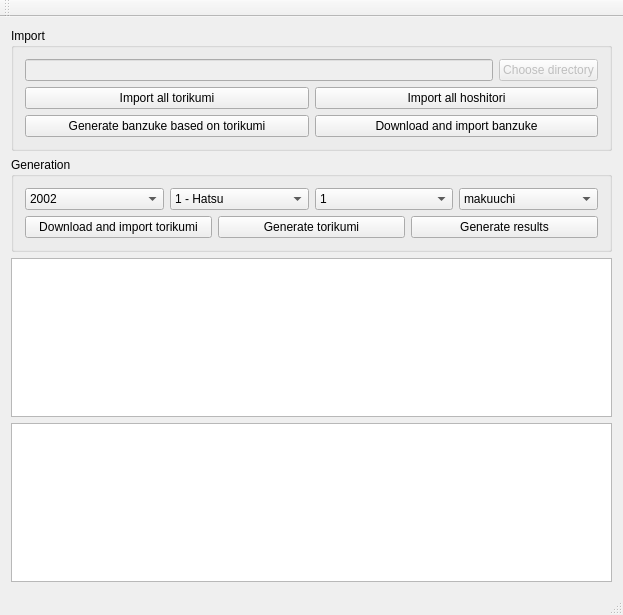
Before: the Qt Designer form mainwindow.ui in akdtg/ozumo, drawn with Qt 5.
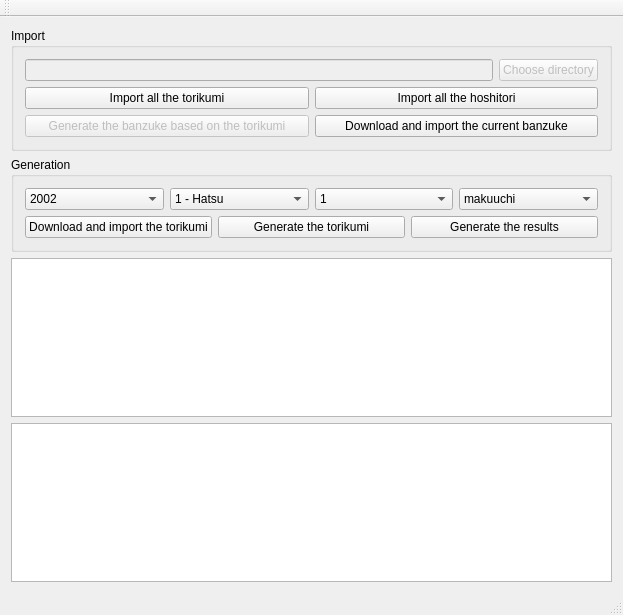
After: the same form once the commit is applied.

Commit message: correct the buttons signatures disable the torikumi2Banzuke button

The edit to the form file:
```diff
--- a/mainwindow.ui
+++ b/mainwindow.ui
@@ -50,7 +50,7 @@
          <item>
           <widget class="QPushButton" name="pushButton_importAllTorikumi">
            <property name="text">
-            <string>Import all torikumi</string>
+            <string>Import all the torikumi</string>
            </property>
           </widget>
          </item>
@@ -60,7 +60,7 @@
             <bool>true</bool>
            </property>
            <property name="text">
-            <string>Import all hoshitori</string>
+            <string>Import all the hoshitori</string>
            </property>
           </widget>
          </item>
@@ -70,15 +70,18 @@
         <layout class="QHBoxLayout" name="horizontalLayout_5">
          <item>
           <widget class="QPushButton" name="pushButton_torikumi2Banzuke">
+           <property name="enabled">
+            <bool>false</bool>
+           </property>
            <property name="text">
-            <string>Generate banzuke based on torikumi</string>
+            <string>Generate the banzuke based on the torikumi</string>
            </property>
           </widget>
          </item>
          <item>
           <widget class="QPushButton" name="pushButton_downloadBanzuke">
            <property name="text">
-            <string>Download and import banzuke</string>
+            <string>Download and import the current banzuke</string>
            </property>
           </widget>
          </item>
@@ -314,21 +317,21 @@
          <item>
           <widget class="QPushButton" name="pushButton_downloadTorikumi">
            <property name="text">
-            <string>Download and import torikumi</string>
+            <string>Download and import the torikumi</string>
            </property>
           </widget>
          </item>
          <item>
           <widget class="QPushButton" name="pushButton_generateTorikumi">
            <property name="text">
-            <string>Generate torikumi</string>
+            <string>Generate the torikumi</string>
            </property>
           </widget>
          </item>
          <item>
           <widget class="QPushButton" name="pushButton_generateTorikumiResults">
            <property name="text">
-            <string>Generate results</string>
+            <string>Generate the results</string>
            </property>
           </widget>
          </item>
```
Left out of the diff: 2 changed lines with no effect on the pictures.
